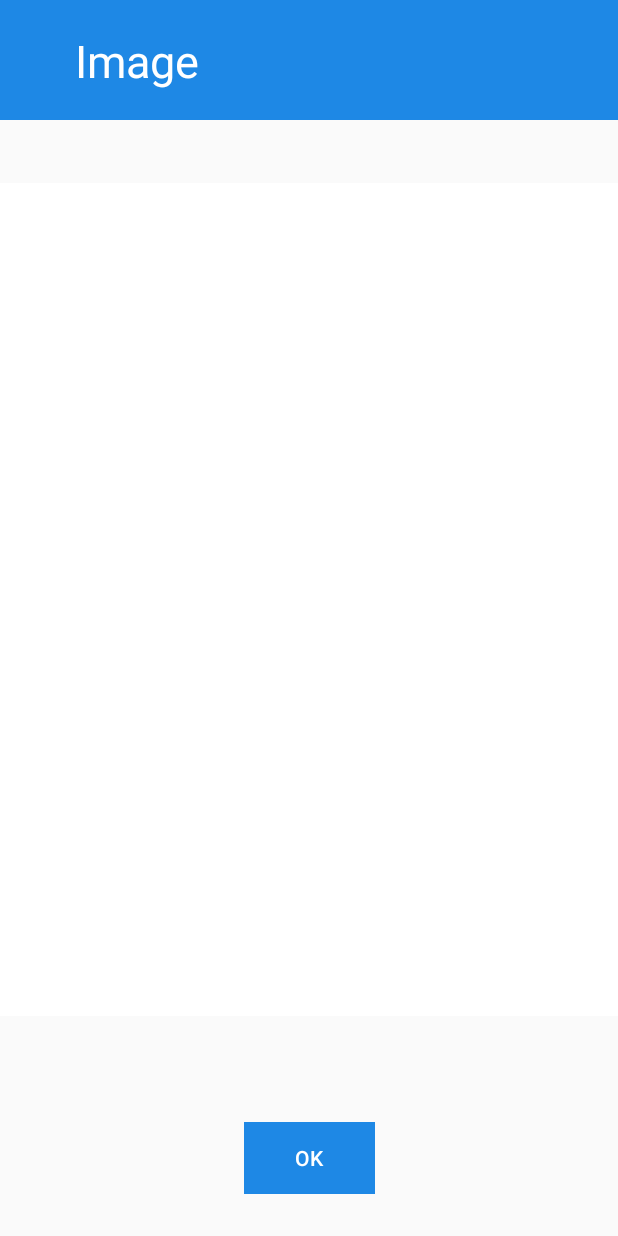
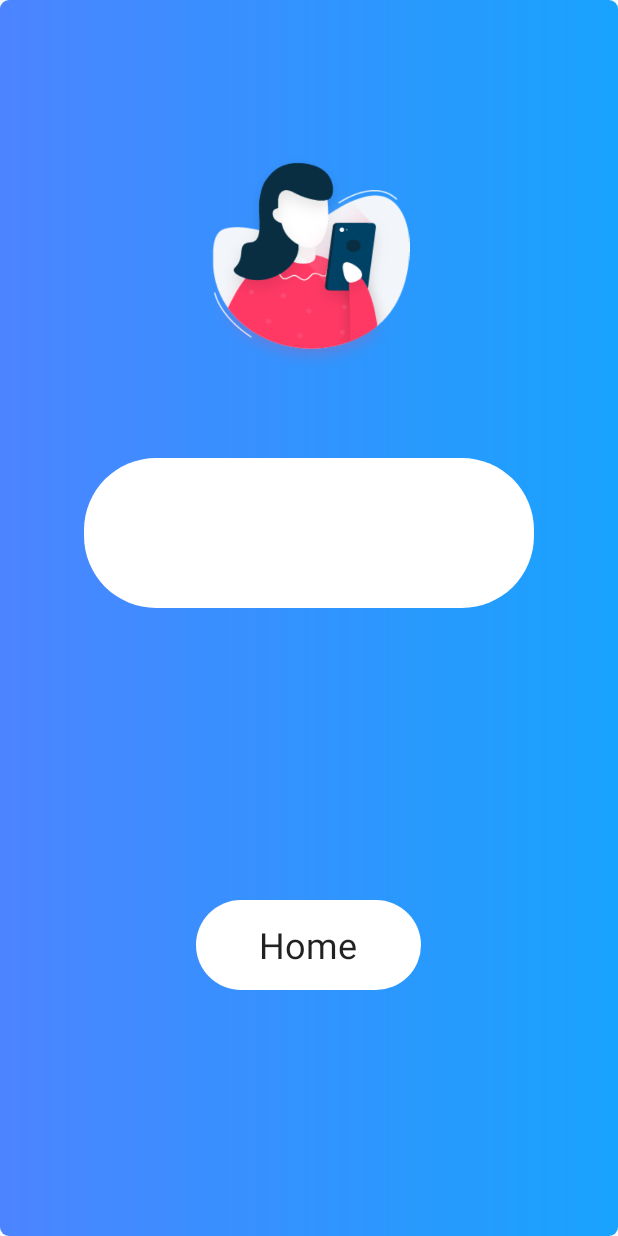
Before and after one commit to teykaiwen/SAS, an Android app: the ImageViewerActivity screen opened directly, with no data from a screen before it, on a phone screen of 412 x 824 dp. Run offline under Robolectric (Android 15) with nearby library versions, the phone set to English and light mode, and no system bars; our stand-ins replace Firebase (no records; nobody signed in at launch, a user with empty details on screens opened directly), Volley; network calls fail.

Commit message:
UI Fixed
Colors and ImageViewerActivity

```diff
--- a/app/src/main/java/com/example/fawwazazrin/cleanmyriver_test/ImageViewerActivity.java
+++ b/app/src/main/java/com/example/fawwazazrin/cleanmyriver_test/ImageViewerActivity.java
@@ -25,6 +25,7 @@ import android.support.v4.content.ContextCompat;
 import android.support.v4.content.FileProvider;
 import android.support.v4.view.animation.LinearOutSlowInInterpolator;
 import android.support.v7.app.AppCompatActivity;
+import android.support.v7.widget.CardView;
 import android.util.Base64;
 import android.util.Log;
 import android.view.View;
@@ -94,20 +95,18 @@ public class ImageViewerActivity extends MainActivity {
     @Override
     protected void onCreate(Bundle savedInstanceState) {
         super.onCreate(savedInstanceState);
-        setContentView(R.layout.activity_imageviewer);
+        setContentView(R.layout.activity_imageview2);
+
+        CardView cardView = (CardView) findViewById(R.id.homebutton);
+        cardView.setOnClickListener(new View.OnClickListener() {
+            @Override
+            public void onClick(View v) {
+                Intent intent = new Intent(ImageViewerActivity.this, MainActivity.class);
+                startActivity(intent);
+            }
+        });
         //coordinates = (TextView) findViewById(R.id.coordinates);
         //addressText = (TextView) findViewById(R.id.addrTextView);
-        uploadButton = (Button) findViewById(R.id.upload);
-
-        uploadButton.setOnClickListener(new View.OnClickListener() {
-            @Override
-            public void onClick(View view) {
-                Intent intent = new Intent(ImageViewerActivity.this, MainActivity.class);
-                startActivity(intent);
-
-            }
-
-        });
 
         takePhoto();
     }
@@ -122,8 +121,8 @@ public class ImageViewerActivity extends MainActivity {
                 //BitmapFactory to decode the image path into bitmap
                 BitmapFactory.Options bmpFactoryOptions = new BitmapFactory.Options();
                 Bitmap bmp = BitmapFactory.decodeFile(mCurrentPath, bmpFactoryOptions);
-                imageView = findViewById(R.id.imageView);
-                imageView.setImageBitmap(bmp);
+                //imageView = findViewById(R.id.imageView);
+                //imageView.setImageBitmap(bmp);
                 Log.i("LOCATION","Address: " + finaladdress);
                 Log.i("LOCATION", "latitude: " + loc_lat);
                 Log.i("LOCATION", "longitude: " + loc_long);
@@ -258,7 +257,7 @@ public class ImageViewerActivity extends MainActivity {
         Log.i("VOLLEY", "Request OK");
     }
 
-    public void  () {
+    public void getHttpRequest() {
 
         RequestQueue requestQueue = Volley.newRequestQueue(this);
         stringRequest = new StringRequest(Request.Method.GET, URL, new Response.Listener<String>() {
--- /dev/null
+++ b/app/src/main/res/drawable/orangegradient.xml
@@ -0,0 +1,6 @@
+<?xml version="1.0" encoding="utf-8"?>
+<shape xmlns:android="http://schemas.android.com/apk/res/android">
+<gradient android:angle="45"
+    android:startColor="@color/lightorange"
+    android:endColor="@color/darkorange"></gradient>
+</shape>
--- /dev/null
+++ b/app/src/main/res/layout/activity_imageview2.xml
@@ -0,0 +1,58 @@
+<?xml version="1.0" encoding="utf-8"?>
+<RelativeLayout xmlns:android="http://schemas.android.com/apk/res/android"
+    android:layout_width="match_parent"
+    android:layout_height="match_parent"
+    xmlns:app="http://schemas.android.com/apk/res-auto">
+
+    <LinearLayout
+        android:layout_width="match_parent"
+        android:layout_height="match_parent"
+        android:background="@drawable/btn_gradient_style">
+
+        <ImageView
+            android:layout_width="match_parent"
+            android:layout_height="150dp"
+            android:layout_marginTop="100dp"
+            android:src="@drawable/support2"></ImageView>
+
+
+    </LinearLayout>
+
+    <android.support.v7.widget.CardView
+        android:layout_width="300dp"
+        android:layout_height="100dp"
+        android:layout_centerHorizontal="true"
+        app:cardCornerRadius="@android:dimen/app_icon_size"
+        app:cardElevation="150dp"
+        app:cardBackgroundColor="@color/colorText"
+        android:layout_marginTop="305dp">
+
+    </android.support.v7.widget.CardView>
+
+    <android.support.v7.widget.CardView
+        android:id="@+id/homebutton"
+        android:layout_width="150dp"
+        android:layout_height="60dp"
+        android:layout_marginTop="600dp"
+        android:layout_centerHorizontal="true"
+        app:cardElevation="@android:dimen/app_icon_size"
+        app:cardCornerRadius="35dp"
+        >
+        <LinearLayout
+            android:layout_width="match_parent"
+            android:layout_height="match_parent"
+            android:gravity="center_horizontal">
+
+            <TextView
+                android:layout_width="match_parent"
+                android:layout_height="match_parent"
+                android:text="Home"
+                android:textColor="@color/common_google_signin_btn_text_light_pressed"
+                android:textSize="24dp"
+                android:layout_gravity="center"
+                android:gravity="center"/>
+        </LinearLayout>
+    </android.support.v7.widget.CardView>
+
+
+</RelativeLayout>
--- a/app/src/main/res/values/colors.xml
+++ b/app/src/main/res/values/colors.xml
@@ -5,6 +5,8 @@
     <color name="colorAccent">#D81B60</color>
     <color name="colorText">#ffffff</color>
     <color name="title">#000000</color>
+    <color name="lightorange">#FB8C00</color>
+    <color name="darkorange">#E64A19</color>
     <!-- colors for button style -->
 
     <color name="gradient_start_color">#4c84ff</color>
```
Also changed, not shown: app/src/main/res/layout/activity_main.xml (+11 -14 lines).
